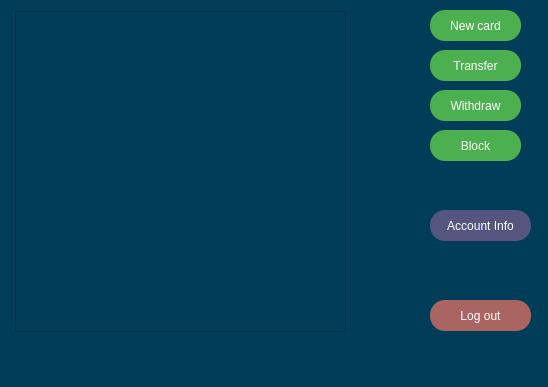
ZhekLu/financial-system, file modules/view/depositmanager.ui: the form before one commit.
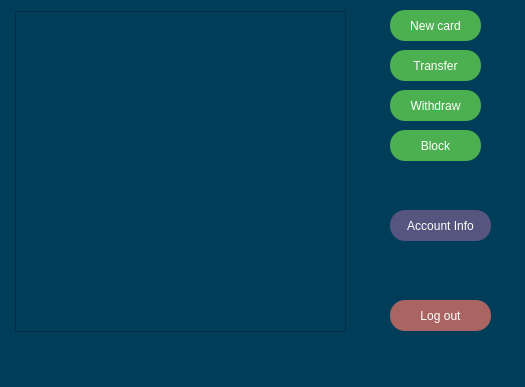
The form after the commit.

```diff
--- a/modules/view/depositmanager.ui
+++ b/modules/view/depositmanager.ui
@@ -6,7 +6,7 @@
    <rect>
     <x>0</x>
     <y>0</y>
-    <width>548</width>
+    <width>525</width>
     <height>387</height>
    </rect>
   </property>
@@ -20,7 +20,7 @@
    <widget class="QPushButton" name="man_log_but">
     <property name="geometry">
      <rect>
-      <x>430</x>
+      <x>390</x>
       <y>10</y>
       <width>101</width>
       <height>31</height>
@@ -59,7 +59,7 @@
    <widget class="QPushButton" name="man_log_but_2">
     <property name="geometry">
      <rect>
-      <x>430</x>
+      <x>390</x>
       <y>50</y>
       <width>101</width>
       <height>31</height>
@@ -98,7 +98,7 @@
    <widget class="QPushButton" name="man_log_but_3">
     <property name="geometry">
      <rect>
-      <x>430</x>
+      <x>390</x>
       <y>90</y>
       <width>101</width>
       <height>31</height>
@@ -137,7 +137,7 @@
    <widget class="QPushButton" name="man_log_but_4">
     <property name="geometry">
      <rect>
-      <x>430</x>
+      <x>390</x>
       <y>130</y>
       <width>101</width>
       <height>31</height>
@@ -176,7 +176,7 @@
    <widget class="QPushButton" name="man_log_but_5">
     <property name="geometry">
      <rect>
-      <x>430</x>
+      <x>390</x>
       <y>300</y>
       <width>101</width>
       <height>31</height>
@@ -214,7 +214,7 @@
    <widget class="QPushButton" name="man_log_but_6">
     <property name="geometry">
      <rect>
-      <x>430</x>
+      <x>390</x>
       <y>210</y>
       <width>101</width>
       <height>31</height>
```
Left out of the diff: 584 changed lines with no effect on the pictures.
